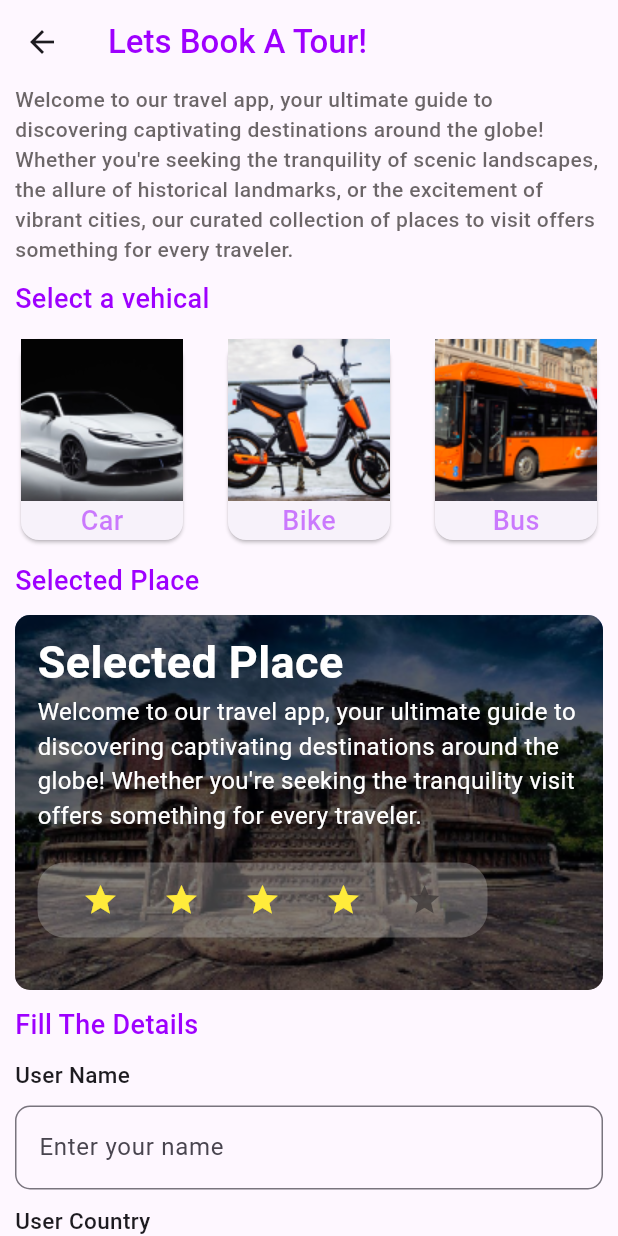
After one commit to Tharusha-Nethmina-Dasanayaka/Awesome-Place-App, a Flutter app: the screen it shows after launch, after a tap on "Book For A Ride Today!", on a phone screen of 412 x 824 dp. The commit adds this screen. Run offline on Flutter 3.47's test engine with Material 3 defaults, Android fonts, the phone set to English and light mode, and no system bars.

Commit message:
awesome_place_uiux_practice_project_complet

```diff
--- /dev/null
+++ b/lib/pages/booking_page.dart
@@ -0,0 +1,120 @@
+import 'package:flutter/material.dart';
+import 'package:myapp/pages/widgets/booking_page/input_form.dart';
+import 'package:myapp/pages/widgets/booking_page/vehicle_card.dart';
+import 'package:myapp/shared/rating.dart';
+import 'package:myapp/utils/colors.dart';
+
+class BookingPage extends StatelessWidget {
+  const BookingPage({super.key});
+
+  @override
+  Widget build(BuildContext context) {
+    return Scaffold(
+      appBar: AppBar(
+      title: const Text("Lets Book A Tour!",style: TextStyle(
+        fontSize: 22,
+        fontWeight: FontWeight.w500,
+        color: mainColor,
+      ),),
+      ),
+      body: SingleChildScrollView(
+        child: Padding(
+          padding:  const EdgeInsets.symmetric(horizontal: 10),
+          child: Column(
+            crossAxisAlignment: CrossAxisAlignment.start,
+            children: [
+              Text("Welcome to our travel app, your ultimate guide to discovering captivating destinations around the globe! Whether you're seeking the tranquility of scenic landscapes, the allure of historical landmarks, or the excitement of vibrant cities, our curated collection of places to visit offers something for every traveler.",style: TextStyle(
+                fontSize: 14,
+                fontWeight: FontWeight.w500,
+                color: textColor,
+                 ),),
+                const SizedBox(height: 10,),
+                const Text("Select a vehical",style: TextStyle(
+                  fontSize: 18,
+                  fontWeight: FontWeight.w500,
+                  color: mainColor,
+                ),),
+               const SizedBox(height: 10,),
+               const Row(
+                mainAxisAlignment: MainAxisAlignment.spaceBetween,
+                 children: [
+                   VehicleCard(
+                   vehicalName: "Car",
+                   vehicalImage:"Assets/car.png",
+                   ),
+                   VehicleCard(
+                   vehicalName: "Bike",
+                   vehicalImage:"Assets/bike.png",
+                   ),
+                   VehicleCard(
+                   vehicalName: "Bus",
+                   vehicalImage:"Assets/bus.png",
+                   ),
+                 ],
+               ),
+                const SizedBox(height: 10,),
+                const Text("Selected Place",style: TextStyle(
+                  fontSize: 18,
+                  fontWeight: FontWeight.w500,
+                  color: mainColor,
+                ),),
+               const SizedBox(height: 10,),
+               Stack(
+                children: [
+                  ClipRRect(
+
+                    borderRadius: BorderRadius.circular(10),
+                    child: Image.asset("Assets/Cultural.png",
+                    height: 250,
+                    fit: BoxFit.cover,
+                    width: double.infinity,
+                    ),
+                    ),
+                    Container(
+                      width: double.infinity,
+                      height: 250,
+                      decoration: BoxDecoration(
+                        borderRadius: BorderRadius.circular(10),
+                        color: Colors.black.withOpacity(0.6),
+                      ),
+                    ),
+                    const Padding(
+                      padding:  EdgeInsets.symmetric(vertical: 10,horizontal: 15),
+                      child: Column(
+                        crossAxisAlignment: CrossAxisAlignment.start,
+                        children: [
+                          Text("Selected Place",
+                          style: TextStyle(
+                            fontSize: 30,
+                            fontWeight: FontWeight.w600,
+                            color: mainWhiteColor,
+                          ),),
+                          Text("Welcome to our travel app, your ultimate guide to discovering captivating destinations around the globe! Whether you're seeking the tranquility visit offers something for every traveler.",
+                          style: TextStyle(
+                            fontSize: 16,
+                            fontWeight: FontWeight.w400,
+                            color: mainWhiteColor,
+                          ),),
+                          SizedBox(height: 20,),
+                          Rating(),
+                        ],
+                      ),
+                    )
+                ],
+               ),
+               SizedBox(height: 10,),
+               Text("Fill The Details",style: TextStyle(
+                  fontSize: 18,
+                  fontWeight: FontWeight.w500,
+                  color: mainColor,
+                ),),
+                SizedBox(height: 10,),
+                InputForm(),
+                SizedBox(height: 10,),
+            ],
+          ),
+        ),
+      ),
+    );
+  }
+}
--- /dev/null
+++ b/lib/pages/cultural_page.dart
@@ -0,0 +1,93 @@
+import 'package:flutter/material.dart';
+import 'package:myapp/shared/button.dart';
+import 'package:myapp/shared/input.dart';
+import 'package:myapp/shared/rating.dart';
+import 'package:myapp/utils/colors.dart';
+
+class CulturalPage  extends StatelessWidget {
+  const CulturalPage ({super.key});
+
+  @override
+  Widget build(BuildContext context) {
+    return Scaffold(
+      appBar: AppBar(
+      title: const Text("Cultural",style: TextStyle(
+        fontSize: 22,
+        fontWeight: FontWeight.w500,
+        color: mainCulturalColor,
+      ),),
+      ),
+      body: SingleChildScrollView(
+        child:  Padding(
+          padding: const EdgeInsets.symmetric(horizontal: 10),
+          child: Column(
+              children: [
+                        Text("Welcome to our travel app, your ultimate guide to discovering captivating destinations around the globe! Whether you're seeking the tranquility of scenic landscapes, the allure of historical landmarks, or the excitement of vibrant cities, our curated collection of places to visit offers something for every traveler.",style: TextStyle(
+                        fontSize: 14,
+                        fontWeight: FontWeight.w500,
+                        color: textColor,
+                   ),),
+                    const SizedBox(height: 10,),
+           ClipRRect(
+            borderRadius: BorderRadius.circular(18),
+             child: Image.asset("Assets/Cultural.png",
+                       width: double.infinity,
+                       fit: BoxFit.cover,
+                       ),
+                   ),
+                   const SizedBox(height: 10,),
+                   Text("Welcome to our travel app, your ultimate guide to discovering captivating destinations around the globe! Whether you're seeking the tranquility visit offers something for every traveler.",style: TextStyle(
+                        fontSize: 14,
+                        fontWeight: FontWeight.w500,
+                        color: textColor,
+                   ),
+                   textAlign: TextAlign.center,
+                   ),
+
+                   const SizedBox(height: 10,),
+                   const Text("Rate this Place",style: TextStyle(
+                    fontSize: 20,
+                    fontWeight: FontWeight.w500,
+                    color: mainNightlifeColor,
+                    ),),
+
+                  const SizedBox(height: 10,),
+                  const Rating(),
+
+                  const SizedBox(height: 20,),
+                   Text("Welcome to our travel app, your ultimate guide to discovering captivating destinations around the globe! Whether you're seeking the tranquility visit offers something for every traveler.",style: TextStyle(
+                        fontSize: 14,
+                        fontWeight: FontWeight.w500,
+                        color: textColor,
+                   ),
+                   textAlign: TextAlign.center,
+                   ),
+                   const SizedBox(height: 10,),
+                   const Text("Send Feedback",style: TextStyle(
+                    fontSize: 20,
+                    fontWeight: FontWeight.w500,
+                    color: mainNightlifeColor,
+                    ),),
+                    const SizedBox(height: 10,),
+                    const Input(),
+                    const SizedBox(height: 10,),
+                    const Row(
+                      mainAxisAlignment: MainAxisAlignment.end,
+                      children: [
+
+                        Button(
+                          buttonText: "Submit",
+                          buttonColor: thirdCategoriColor,
+                        ),
+                      ],
+                    ),
+                     const SizedBox(height: 10,),
+
+
+              ],
+            ),
+        ),
+        ),
+      );
+  }
+}
--- a/lib/pages/home_page.dart
+++ b/lib/pages/home_page.dart
@@ -1,4 +1,6 @@
 import 'package:flutter/material.dart';
+import 'package:myapp/pages/booking_page.dart';
+import 'package:myapp/pages/cultural_page.dart';
 import 'package:myapp/pages/land_mark.dart';
 import 'package:myapp/pages/natural_wonder_page.dart';
 import 'package:myapp/pages/night_life.dart';
@@ -105,18 +107,28 @@ class HomePage extends StatelessWidget {
                         categoryTitle:"Landmarks",
                         ),
                     ),
-                      CategoryCard(
+                      GestureDetector(
+                        onTap: () {
+                          Navigator.push(context, MaterialPageRoute(builder: (context)=> const CulturalPage()));
+                        },
+                        child: CategoryCard(
                         categoryBgColor: secondCategoriColor,
                         cardWidth: 180,
                         categoryTitle:"Cultural",
                         ),
+                      ),
                   ],
                 ),
                 const SizedBox(height: 10,),
-                const CategoryCard(
+                GestureDetector(
+                  onTap: () {
+                          Navigator.push(context, MaterialPageRoute(builder: (context)=> const BookingPage()));
+                        },
+                  child: const CategoryCard(
                         categoryBgColor: thirdCategoriColor,
                         cardWidth: double.infinity,
                         categoryTitle:"Book For A Ride Today!",
+                        ),
                 ),
                       const SizedBox(height: 20,),
               ],
--- a/lib/pages/land_mark.dart
+++ b/lib/pages/land_mark.dart
@@ -28,11 +28,11 @@ class LandMark extends StatelessWidget {
                ),),
                 const SizedBox(height: 10,),
 
-                const LandMarkCard(title: "Landmarks Place-2",
+                const LandMarkCard(title: "Landmarks Place-1",
                 description: "Welcome to our travel app, your ultimate guide to discovering captivating destinations around the globe! Whether you're seeking the tranquility visit offers something for every traveler.",
                 imageUrl: "Assets/land1.png"),
                 const SizedBox(height: 10,),
-                const LandMarkCard(title: "Landmarks Place-1",
+                const LandMarkCard(title: "Landmarks Place-2",
                 description: "Welcome to our travel app, your ultimate guide to discovering captivating destinations around the globe! Whether you're seeking the tranquility visit offers something for every traveler.",
                 imageUrl: "Assets/land2.png"),
             ],
--- /dev/null
+++ b/lib/pages/widgets/booking_page/input_form.dart
@@ -0,0 +1,115 @@
+import 'package:flutter/material.dart';
+import 'package:myapp/shared/button.dart';
+import 'package:myapp/utils/colors.dart';
+
+class InputForm extends StatelessWidget {
+  const InputForm({super.key});
+
+  @override
+  Widget build(BuildContext context) {
+    return Column(
+      crossAxisAlignment: CrossAxisAlignment.start,
+      children: [
+        const Text("User Name",
+        style: TextStyle(
+          fontSize: 15,
+          fontWeight: FontWeight.w500,
+        ),),
+        const SizedBox(height: 10,),
+        TextFormField(
+          decoration: InputDecoration(
+            hintText: "Enter your name",
+            border: OutlineInputBorder(
+              borderRadius: BorderRadius.circular(10),
+            ),
+          ),
+        ),
+        const SizedBox(height: 10,),
+         const Text("User Country",
+        style: TextStyle(
+          fontSize: 15,
+          fontWeight: FontWeight.w500,
+        ),),
+        const SizedBox(height: 10,),
+        TextFormField(
+          decoration: InputDecoration(
+            hintText: "Enter your country",
+            border: OutlineInputBorder(
+              borderRadius: BorderRadius.circular(10),
+            ),
+          ),
+        ),
+        const SizedBox(height: 10,),
+               Text("Team Size",style: TextStyle(
+                  fontSize: 15,
+                  fontWeight: FontWeight.w500,
+                  color: textColor,
+                ),),
+                const SizedBox(height: 10,),
+                Row(
+                  mainAxisAlignment: MainAxisAlignment.spaceEvenly,
+                  children: [
+                    Container(
+                      width: 70,
+                      height: 70,
+                      decoration: const BoxDecoration(
+                        shape: BoxShape.circle,
+                        color: mainColor,
+                      ),
+                      child: const Center(
+                        child: Text("3",style: TextStyle(
+                       fontSize: 35,
+                       fontWeight: FontWeight.w500,
+                       color: mainWhiteColor,
+                       ),
+                       ),
+                      ),
+                    ),
+                    Column(
+                      children: [
+                        Text("Add or Remove team members",style: TextStyle(
+                         fontSize: 15,
+                         fontWeight: FontWeight.w500,
+                         color: textColor,
+                        ),),
+                        const Row(
+                          children: [
+                            Button(
+                              buttonText: "Add +",
+                              buttonColor: bookTourGreenColor,
+                              ),
+                              SizedBox(width: 10,),
+                              Button(
+                              buttonText: "Remove -",
+                              buttonColor: bookTourRedColor,
+                              ),
+                          ],
+                        ),
+                      ],
+                    )
+                  ],
+                ),
+                const Divider(),
+                Padding(
+                  padding: const EdgeInsets.all(8.0),
+                  child: Text("Welcome to our travel app, your ultimate guide to discovering captivating destinations around the globe! Whether you're seeking the tranquility visit offers something for every traveler.",
+                  style: TextStyle(
+                           fontSize: 15,
+                           fontWeight: FontWeight.w500,
+                           color: textColor,
+                          ),),
+                ),
+                const Row(
+                  mainAxisAlignment: MainAxisAlignment.end,
+                  children: [
+                    Button(
+                      buttonText: "Submit",
+                      buttonColor: thirdCategoriColor),
+                  ],
+                ),
+                const SizedBox(width: 20,),
+
+      ],
+    );
+  }
+}
--- /dev/null
+++ b/lib/pages/widgets/booking_page/vehicle_card.dart
@@ -0,0 +1,27 @@
+import 'package:flutter/material.dart';
+import 'package:myapp/utils/colors.dart';
+
+class VehicleCard extends StatelessWidget {
+  final String vehicalName;
+  final String vehicalImage;
+   const VehicleCard({super.key,
+   required this.vehicalName,
+   required this.vehicalImage,
+   });
+
+  @override
+  Widget build(BuildContext context) {
+    return Card(
+      child: Column(
+        children: [
+          Image.asset(vehicalImage),
+          Text(vehicalName,style: TextStyle(
+            fontSize: 18,
+            fontWeight: FontWeight.w500,
+            color: maintitleColor
+          ),),
+        ],
+      ),
+    );
+  }
+}
--- /dev/null
+++ b/lib/shared/button.dart
@@ -0,0 +1,27 @@
+import 'package:flutter/material.dart';
+import 'package:myapp/utils/colors.dart';
+
+class Button extends StatelessWidget {
+  final String buttonText;
+  final Color buttonColor;
+  const Button({super.key,
+  required this.buttonText,
+  required this.buttonColor,
+  });
+
+  @override
+  Widget build(BuildContext context) {
+    return ElevatedButton(
+      onPressed: () {
+      },
+      style: ElevatedButton.styleFrom(
+        backgroundColor: buttonColor,
+      ),
+      child:  Text(buttonText,style: const TextStyle(
+        fontSize: 16,
+        color: mainBlackColor,
+      ),),
+
+    );
+  }
+}
--- /dev/null
+++ b/lib/shared/input.dart
@@ -0,0 +1,23 @@
+import 'package:flutter/material.dart';
+import 'package:myapp/utils/colors.dart';
+
+class Input extends StatelessWidget {
+  const Input({super.key});
+
+  @override
+  Widget build(BuildContext context) {
+    return TextField(
+      decoration: InputDecoration(
+        hintText: "Enter a text",
+        hintStyle: TextStyle(
+          color: textColor,
+        ),
+        border: OutlineInputBorder(
+          borderRadius: BorderRadius.circular(18),
+
+        ),
+        contentPadding: const EdgeInsets.symmetric(horizontal: 20,vertical: 15),
+      ),
+    );
+  }
+}
--- /dev/null
+++ b/lib/shared/rating.dart
@@ -0,0 +1,28 @@
+import 'package:flutter/material.dart';
+import 'package:myapp/utils/colors.dart';
+
+class Rating extends StatelessWidget {
+  const Rating({super.key});
+
+  @override
+  Widget build(BuildContext context) {
+    return Container(
+      height: 50,
+      width: 300,
+      decoration: BoxDecoration(
+        borderRadius: BorderRadius.circular(18),
+        color: ratingColor,
+      ),
+      child: Row(
+        mainAxisAlignment: MainAxisAlignment.spaceEvenly,
+        children: [
+          const Icon(Icons.star,color: Colors.yellow,),
+          const Icon(Icons.star,color: Colors.yellow,),
+          const Icon(Icons.star,color: Colors.yellow,),
+          const Icon(Icons.star,color: Colors.yellow,),
+           Icon(Icons.star,color:textColor ,),
+        ],
+      ),
+    );
+  }
+}
--- a/lib/utils/colors.dart
+++ b/lib/utils/colors.dart
@@ -2,6 +2,7 @@ import 'package:flutter/material.dart';
 
 //Home Page Colors
 const Color mainColor =  Color(0xff9E00FF);
+final Color maintitleColor =  const Color(0xff9E00FF).withOpacity(0.5);
 final Color textColor = const Color(0xff3B3636).withOpacity(0.75);
 const Color mainBlackColor = Colors.black;
 const Color mainWhiteColor = Colors.white;
@@ -25,6 +26,7 @@ final Color titleLandmarksColor = const Color(0xff0029FF).withOpacity(0.66);
 
 //Cultural Color
 const Color mainCulturalColor = Color(0xffC00C00);
+final Color ratingColor = const Color(0xffCACACA).withOpacity(0.31);
 
 //Lets Book A Tour Color
 const Color bookTourGreenColor = Color(0xff06FFA5);
```
Also changed, not shown: Assets/Cultural.png (renamed from Assets/Cultural .png). Lines whose indentation alone changed are shown as unchanged.
